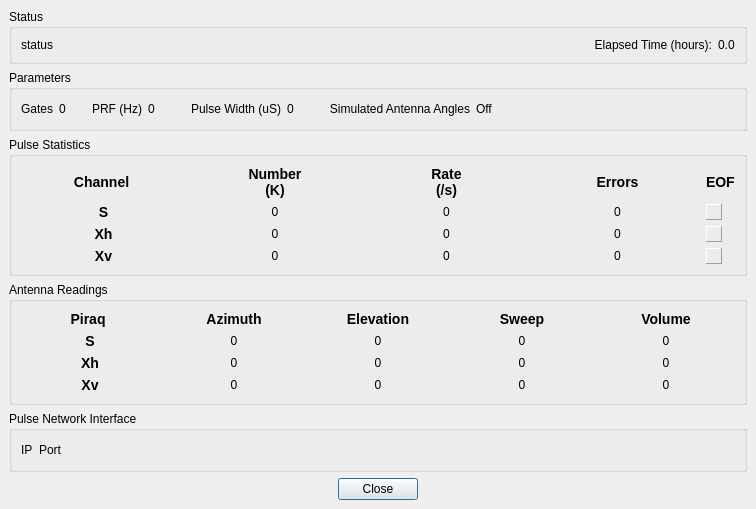
Above: CP2exec/CP2Exec.ui from QtWorks/cp2 before the change. Below: the same form after it.
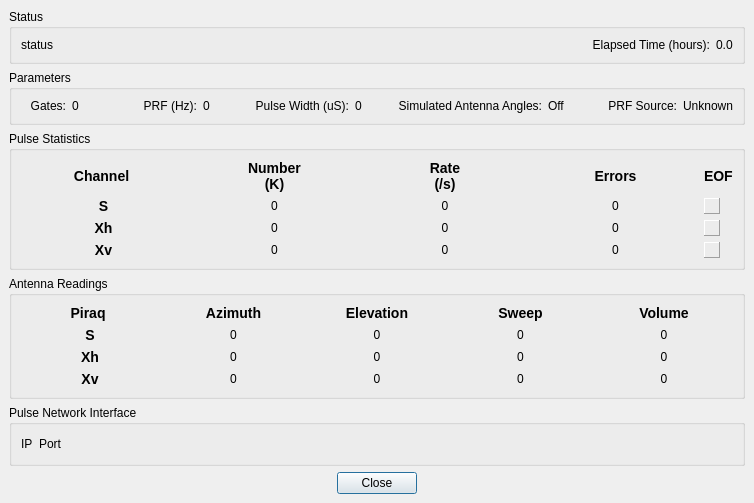
That is the form after the change.

Commit message: Display prf source on cp2exec form. Change configuration parameter name from timerMode to prfSource.

The edit to the form file:
```diff
--- a/CP2exec/CP2Exec.ui
+++ b/CP2exec/CP2Exec.ui
@@ -5,8 +5,8 @@
    <rect>
     <x>0</x>
     <y>0</y>
-    <width>756</width>
-    <height>499</height>
+    <width>754</width>
+    <height>484</height>
    </rect>
   </property>
   <property name="sizePolicy" >
@@ -118,7 +118,7 @@
         <item>
          <widget class="QLabel" name="label_2" >
           <property name="text" >
-           <string>Gates</string>
+           <string>Gates:</string>
           </property>
           <property name="alignment" >
            <set>Qt::AlignRight|Qt::AlignTrailing|Qt::AlignVCenter</set>
@@ -145,7 +145,7 @@
         <item>
          <widget class="QLabel" name="label_4" >
           <property name="text" >
-           <string>      PRF (Hz)</string>
+           <string>      PRF (Hz):</string>
           </property>
           <property name="alignment" >
            <set>Qt::AlignRight|Qt::AlignTrailing|Qt::AlignVCenter</set>
@@ -172,7 +172,7 @@
         <item>
          <widget class="QLabel" name="label_6" >
           <property name="text" >
-           <string>         Pulse Width (uS)</string>
+           <string>         Pulse Width (uS):</string>
           </property>
           <property name="alignment" >
            <set>Qt::AlignRight|Qt::AlignTrailing|Qt::AlignVCenter</set>
@@ -199,7 +199,7 @@
         <item>
          <widget class="QLabel" name="label_8" >
           <property name="text" >
-           <string>         Simulated Antenna Angles</string>
+           <string>         Simulated Antenna Angles:</string>
           </property>
           <property name="alignment" >
            <set>Qt::AlignRight|Qt::AlignTrailing|Qt::AlignVCenter</set>
@@ -216,17 +216,31 @@
        </layout>
       </item>
       <item>
-       <spacer>
-        <property name="orientation" >
-         <enum>Qt::Horizontal</enum>
+       <layout class="QHBoxLayout" >
+        <property name="margin" >
+         <number>0</number>
         </property>
-        <property name="sizeHint" >
-         <size>
-          <width>171</width>
-          <height>20</height>
-         </size>
+        <property name="spacing" >
+         <number>6</number>
         </property>
-       </spacer>
+        <item>
+         <widget class="QLabel" name="label_9" >
+          <property name="text" >
+           <string>           PRF Source:</string>
+          </property>
+          <property name="alignment" >
+           <set>Qt::AlignRight|Qt::AlignTrailing|Qt::AlignVCenter</set>
+          </property>
+         </widget>
+        </item>
+        <item>
+         <widget class="QLabel" name="_prfSourceText" >
+          <property name="text" >
+           <string>Unknown</string>
+          </property>
+         </widget>
+        </item>
+       </layout>
       </item>
      </layout>
     </widget>
```
The commit also changes 2 other files.
